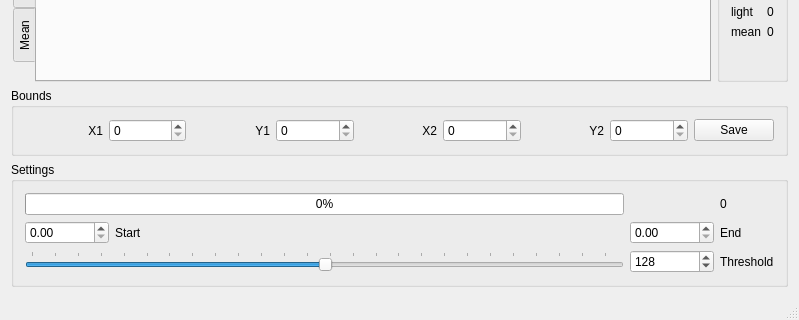
This is mainwindow.ui in Abbath/R as Qt 5 draws it before an edit; both pictures show x 0 to 799 and y 165 to 485 of the 799 by 485 pixel window. The edited form follows.
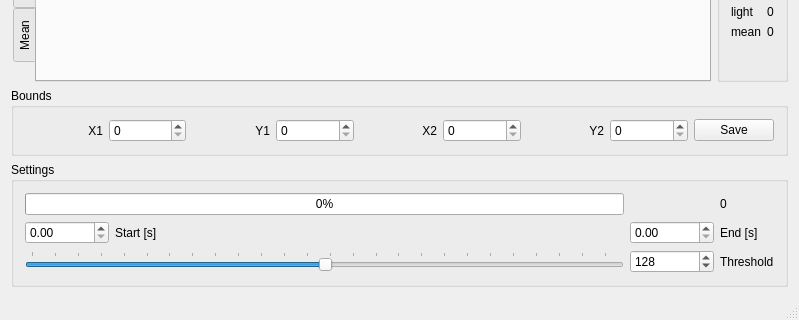
This is the edited form. Custom widgets are drawn as their Qt base class.

```diff
--- a/mainwindow.ui
+++ b/mainwindow.ui
@@ -230,7 +230,7 @@
           </sizepolicy>
          </property>
          <property name="text">
-          <string>End</string>
+          <string>End [s]</string>
          </property>
         </widget>
        </item>
@@ -256,7 +256,7 @@
           </sizepolicy>
          </property>
          <property name="text">
-          <string>Start</string>
+          <string>Start [s]</string>
          </property>
         </widget>
        </item>
```
